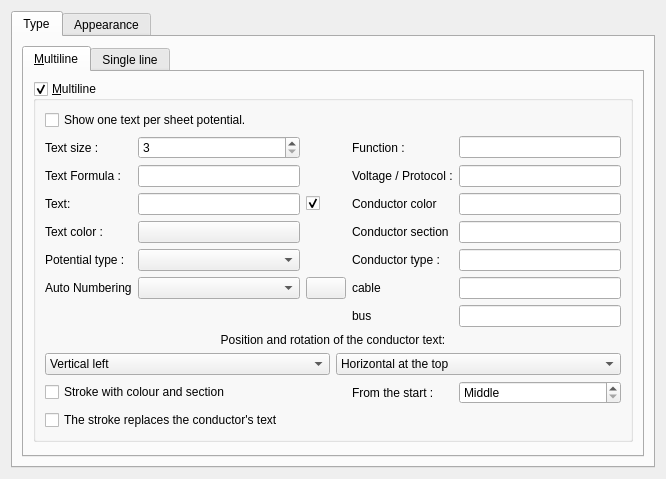
qelectrotech/qelectrotech-source-mirror, file sources/ui/conductorpropertieswidget.ui: the form before one commit.
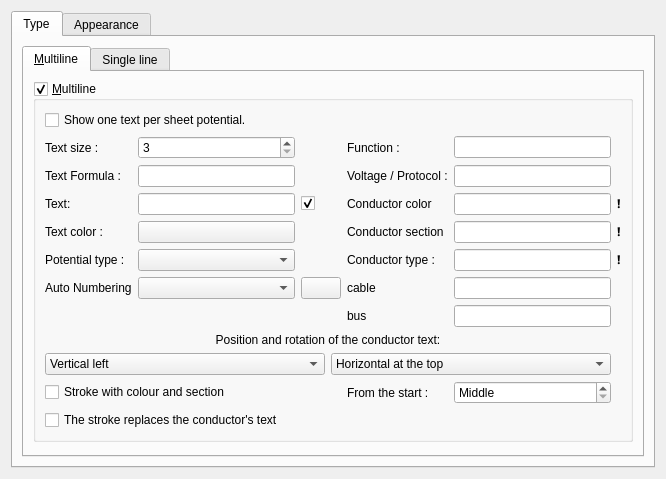
The form after the commit. Icons and pictures are not drawn. Custom widgets are drawn as their Qt base class.

Diff of the .ui file:
```diff
--- a/sources/ui/conductorpropertieswidget.ui
+++ b/sources/ui/conductorpropertieswidget.ui
@@ -152,6 +152,36 @@
               <item row="5" column="4">
                <widget class="QLineEdit" name="m_conductor_type_le"/>
               </item>
+              <item row="3" column="5">
+               <widget class="QLabel" name="m_wire_color_locked_info">
+                <property name="text">
+                 <string>❗</string>
+                </property>
+                <property name="visible">
+                 <bool>false</bool>
+                </property>
+               </widget>
+              </item>
+              <item row="4" column="5">
+               <widget class="QLabel" name="m_wire_section_locked_info">
+                <property name="text">
+                 <string>❗</string>
+                </property>
+                <property name="visible">
+                 <bool>false</bool>
+                </property>
+               </widget>
+              </item>
+              <item row="5" column="5">
+               <widget class="QLabel" name="m_conductor_type_locked_info">
+                <property name="text">
+                 <string>❗</string>
+                </property>
+                <property name="visible">
+                 <bool>false</bool>
+                </property>
+               </widget>
+              </item>
               <item row="3" column="2">
                <widget class="QCheckBox" name="m_show_text_cb">
                 <property name="toolTip">
```
